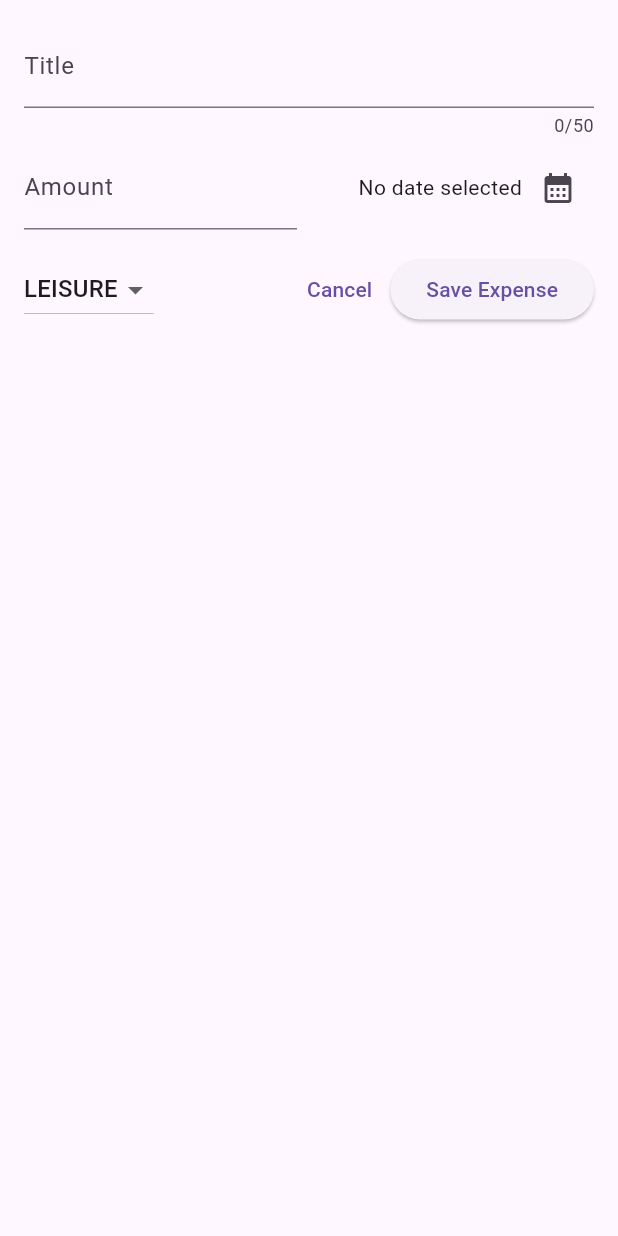
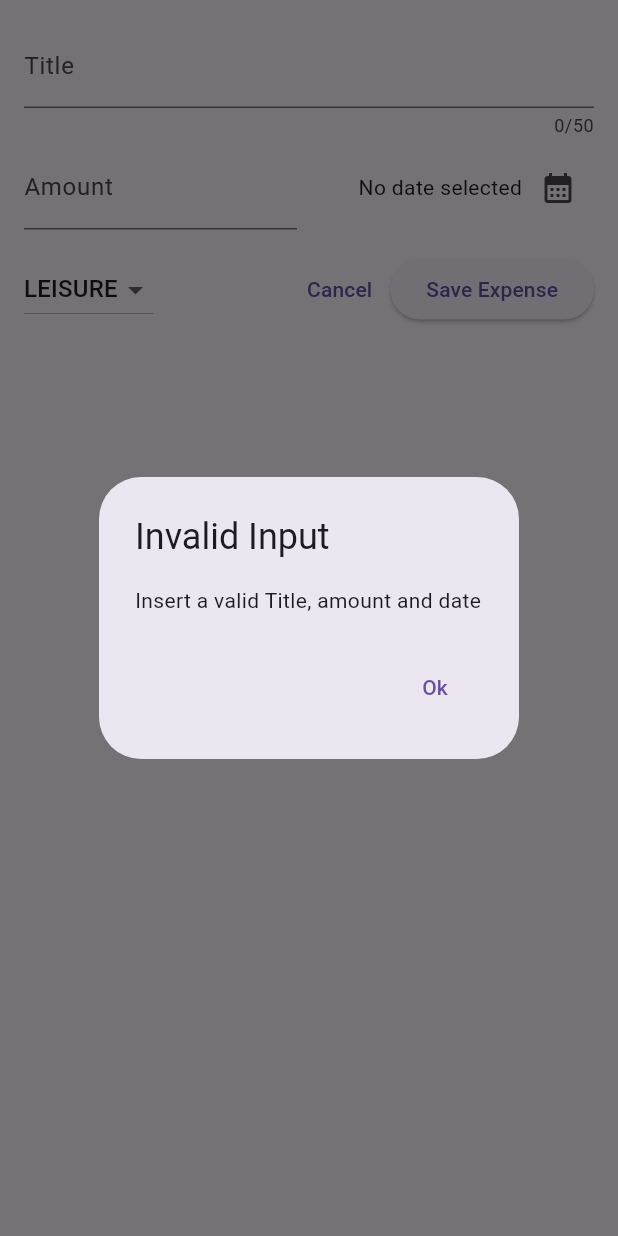
Before and after one commit to ElbertNatan/Flutter-expenses-app, a Flutter app: the NewExpense widget shown alone on an empty page, opened directly, after a tap on "Save Expense", on a phone screen of 412 x 824 dp. Run offline on Flutter 3.47's test engine with Material 2 defaults, Android fonts, the phone set to English and light mode, and no system bars.

Commit message:
- Erro para input

```diff
--- a/flutter_expenses_app/lib/widgets/new_expense.dart
+++ b/flutter_expenses_app/lib/widgets/new_expense.dart
@@ -30,6 +30,30 @@ class _NewExpenseState extends State<NewExpense> {
     setState(() {
       _selectedDate = pickedDate;
     });
+  }
+
+  void _submitExpenseData() {
+    final amount = double.tryParse(_amountController.text);
+    final amountIsInvalid = (amount == null || amount <= 0) ? true : false;
+    if (_titleController.text.trim().isEmpty ||
+        amountIsInvalid ||
+        _selectedDate == null) {
+      showDialog(
+        context: context,
+        builder: (ctx) => AlertDialog(
+          title: const Text("Invalid Input"),
+          content: const Text("Insert a valid Title, amount and date"),
+          actions: [
+            TextButton(
+                onPressed: () {
+                  Navigator.pop(ctx);
+                },
+                child: const Text("Ok"))
+          ],
+        ),
+      );
+      return;
+    }
   }
 
   @override
@@ -95,7 +119,7 @@ class _NewExpenseState extends State<NewExpense> {
           Row(
             children: [
               DropdownButton(
-                value: _selectedCategory,
+                  value: _selectedCategory,
                   items: Category.values
                       .map(
                         (category) => DropdownMenuItem(
@@ -119,10 +143,7 @@ class _NewExpenseState extends State<NewExpense> {
                   },
                   child: const Text('Cancel')),
               ElevatedButton(
-                  onPressed: () {
-                    print(_titleController.text);
-                    print(_amountController.text);
-                  },
+                  onPressed: _submitExpenseData,
                   child: const Text('Save Expense')),
             ],
           ),
```
